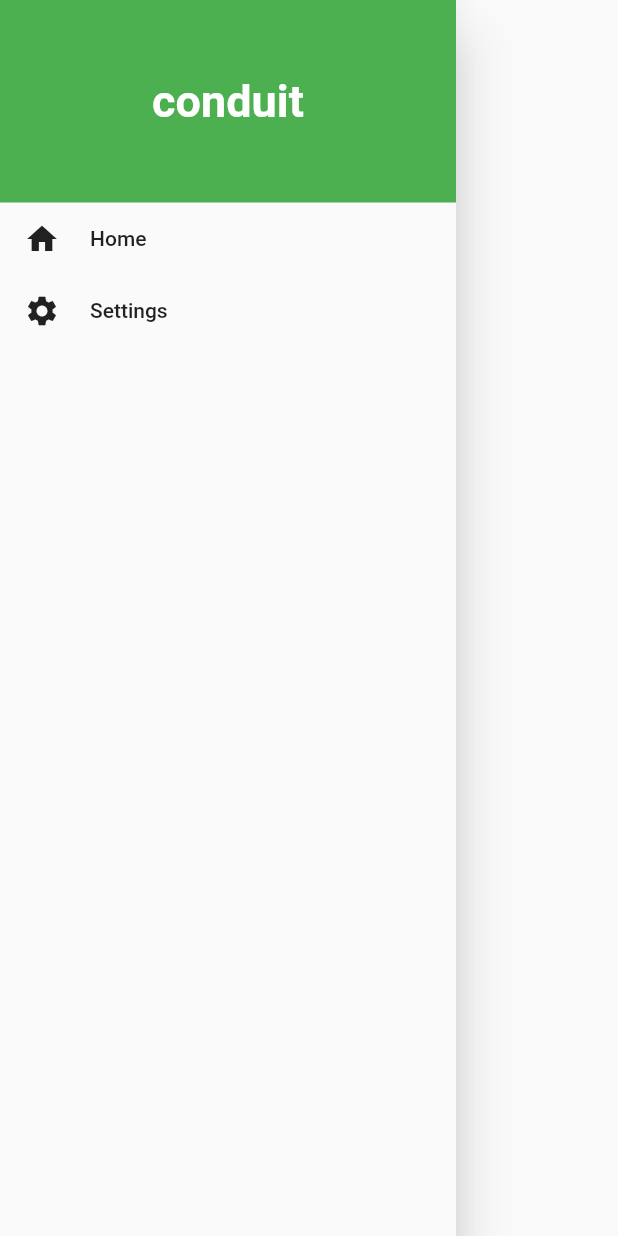
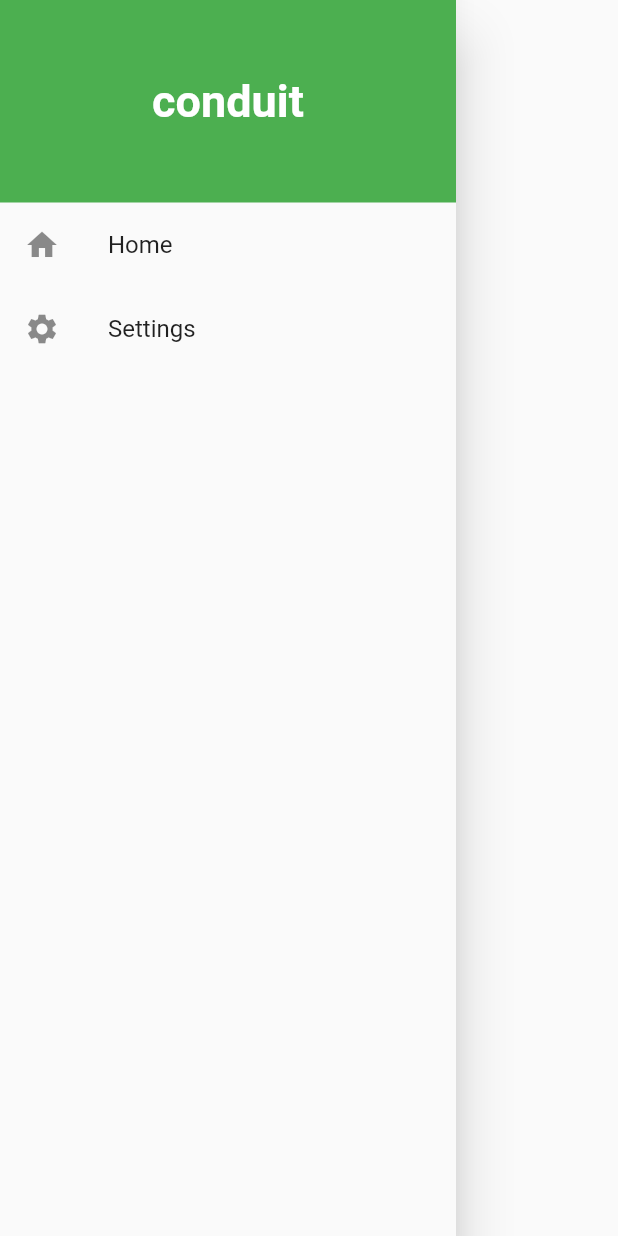
Before and after one commit to championswimmer/Conduit_Flutter, a Flutter app: the MainNavDrawer widget shown alone on an empty page, opened directly, on a phone screen of 412 x 824 dp. Run offline on Flutter 3.47's test engine with Material 2 defaults, Android fonts, the phone set to English and light mode, and no system bars; network calls fail.

Commit message:
api and navdrawer updates
Signed-off-by: Arnav Gupta <arnav@codingblocks.com>

```diff
--- a/lib/api/conduit_api.dart
+++ b/lib/api/conduit/articles.dart
@@ -1,9 +1,8 @@
 import 'dart:convert';
 
+import 'package:conduit/api/conduit/common.dart';
 import 'package:conduit/models/articles_response_entity.dart';
 import 'package:http/http.dart' as http;
-
-const BASE_URL = 'https://conduit.productionready.io/api';
 
 Future<ArticlesResponseEntity> getArticles () async {
   final response = await http.get('$BASE_URL/articles?limit=200');
--- /dev/null
+++ b/lib/api/conduit/common.dart
@@ -0,0 +1,2 @@
+
+const BASE_URL = 'https://conduit.productionready.io/api';
--- a/lib/main.dart
+++ b/lib/main.dart
@@ -1,6 +1,5 @@
 import 'package:conduit/pages/home.dart';
 import 'package:conduit/pages/settings.dart';
-import 'package:conduit/widgets/main/navdrawer.dart';
 import 'package:flutter/material.dart';
 
 void main() => runApp(MyApp());
--- a/lib/pages/home.dart
+++ b/lib/pages/home.dart
@@ -1,5 +1,5 @@
 
-import 'package:conduit/api/conduit_api.dart';
+import 'package:conduit/api/conduit/articles.dart';
 import 'package:conduit/widgets/articles/article_list.dart';
 import 'package:conduit/widgets/main/appbar.dart';
 import 'package:conduit/widgets/main/navdrawer.dart';
--- a/lib/widgets/main/navdrawer.dart
+++ b/lib/widgets/main/navdrawer.dart
@@ -1,4 +1,21 @@
 import 'package:flutter/material.dart';
+
+class DrawerItem extends ListTile {
+  IconData icon;
+  String label;
+  String goToRoute;
+
+  DrawerItem({this.icon, this.label, this.goToRoute});
+
+  @override
+  Widget build(BuildContext context) => ListTile(
+        title: Text(label),
+        leading: Icon(icon),
+        onTap: () {
+          Navigator.pushReplacementNamed(context, goToRoute);
+        },
+      );
+}
 
 class MainNavDrawer extends StatelessWidget {
   @override
@@ -14,37 +31,12 @@ class MainNavDrawer extends StatelessWidget {
           alignment: Alignment(0, 0),
           child: Text(
             'conduit',
-            style: TextStyle(color: Colors.white, fontSize: 30, fontWeight: FontWeight.bold),
+            style: TextStyle(
+                color: Colors.white, fontSize: 30, fontWeight: FontWeight.bold),
           ),
         ),
-        FlatButton(
-          child: Row(
-            children: <Widget>[
-              Icon(Icons.home),
-              Padding(
-                padding: EdgeInsets.all(10),
-              ),
-              Text('Home')
-            ],
-          ),
-          onPressed: () {
-            Navigator.pushReplacementNamed(context, '/');
-          },
-        ),
-        FlatButton(
-          child: Row(
-            children: <Widget>[
-              Icon(Icons.settings),
-              Padding(
-                padding: EdgeInsets.all(10),
-              ),
-              Text('Settings')
-            ],
-          ),
-          onPressed: () {
-            Navigator.pushReplacementNamed(context, '/settings');
-          },
-        )
+        DrawerItem(icon: Icons.home, label: 'Home', goToRoute: '/'),
+        DrawerItem(icon: Icons.settings, label: 'Settings', goToRoute: '/settings')
       ],
     ));
   }
```
Also changed, not shown: lib/api/conduit/users.dart (added, +22 -0 lines), lib/widgets/articles/article_card.dart (added, +35 -0 lines), lib/widgets/articles/article_list.dart (+3 -23 lines).
